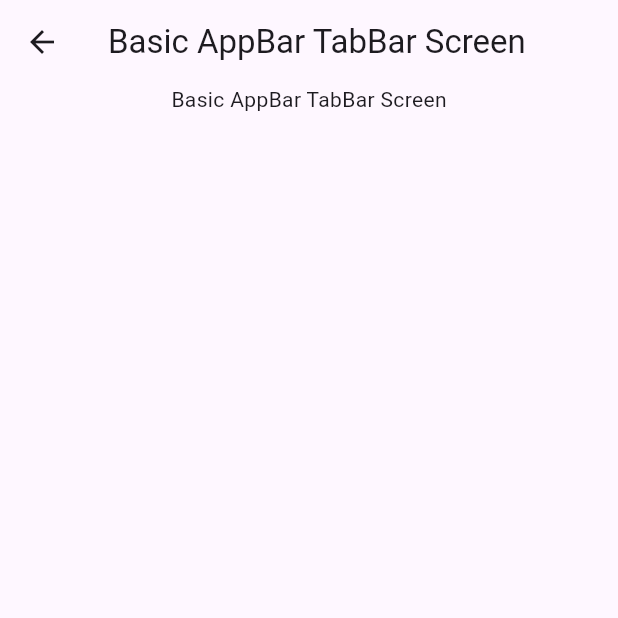
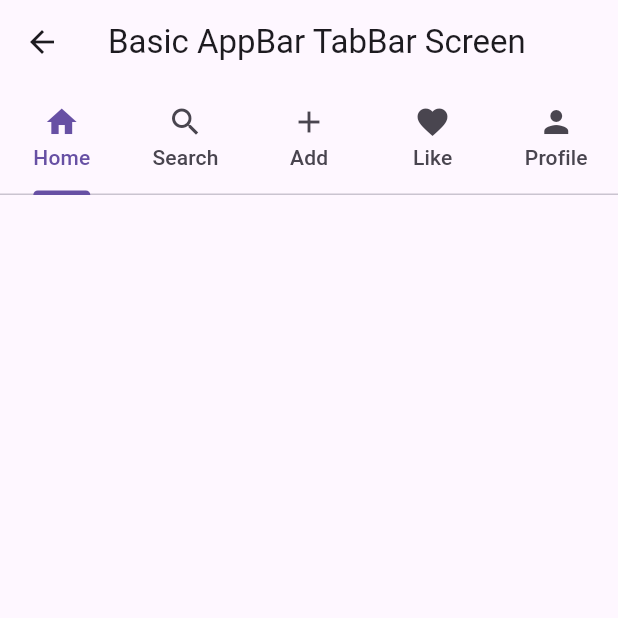
Before and after one commit to labyrinth30/flutter-widgets, a Flutter app: the BasicAppbarTabbarScreen screen opened directly, on a phone screen of 412 x 824 dp, the top half of it. Run offline on Flutter 3.47's test engine with Material 3 defaults, Android fonts, the phone set to English and light mode, and no system bars.

Commit message:
feat: basic tabbar

```diff
--- a/lib/const/tabs.dart
+++ b/lib/const/tabs/tabs.dart
@@ -25,7 +25,7 @@ final TABS = [
     icon: Icons.add,
   ),
   const TabInfo(
-    label: 'Favorite',
+    label: 'Like',
     icon: Icons.favorite,
   ),
   const TabInfo(
--- a/lib/screens/basic_appbar_tabbar_screen.dart
+++ /dev/null
@@ -1,25 +0,0 @@
-import 'package:flutter/material.dart';
-
-class BasicAppbarTabbarScreen extends StatelessWidget {
-  const BasicAppbarTabbarScreen({super.key});
-
-  @override
-  Widget build(BuildContext context) {
-    return Scaffold(
-      appBar: AppBar(
-        title: const Text('Basic AppBar TabBar Screen'),
-      ),
-      body: const Center(
-        child: Column(
-          children: [
-            Column(
-              children: [
-                Text('Basic AppBar TabBar Screen'),
-              ],
-            ),
-          ],
-        ),
-      ),
-    );
-  }
-}
--- a/lib/screens/home_screen.dart
+++ b/lib/screens/home_screen.dart
@@ -1,5 +1,5 @@
 import 'package:flutter/material.dart';
-import 'package:flutter_widgets/screens/basic_appbar_tabbar_screen.dart';
+import 'package:flutter_widgets/screens/tabbars/basic_appbar_tabbar_screen.dart';
 
 class HomeScreen extends StatelessWidget {
   const HomeScreen({super.key});
--- /dev/null
+++ b/lib/screens/tabbars/basic_appbar_tabbar_screen.dart
@@ -0,0 +1,36 @@
+import 'package:flutter/material.dart';
+import 'package:flutter_widgets/const/tabs/tabs.dart';
+
+class BasicAppbarTabbarScreen extends StatelessWidget {
+  const BasicAppbarTabbarScreen({super.key});
+
+  @override
+  Widget build(BuildContext context) {
+    return DefaultTabController(
+      length: TABS.length,
+      child: Scaffold(
+        resizeToAvoidBottomInset: false,
+        appBar: AppBar(
+          bottom: TabBar(
+            tabs: TABS
+                .map(
+                  (e) => Tab(
+                    icon: Icon(e.icon),
+                    child: Text(e.label),
+                  ),
+                )
+                .toList(),
+          ),
+          title: const Text('Basic AppBar TabBar Screen'),
+        ),
+        body: const Column(
+          children: [
+            Column(
+              children: [],
+            ),
+          ],
+        ),
+      ),
+    );
+  }
+}
```
